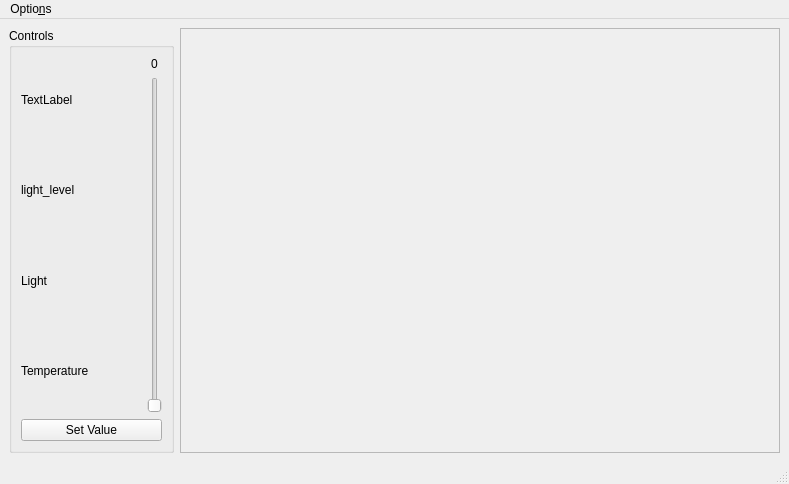
The window that qt5_app/mainwindow.ui (ChatzigeorgiouGroup/OptoWorld) describes before a commit, drawn with Qt 5.
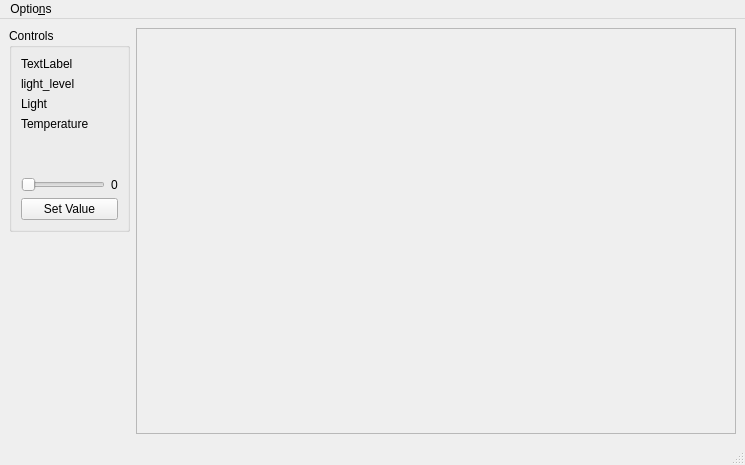
The same window after the commit.

Diff of the .ui file:
```diff
--- a/qt5_app/mainwindow.ui
+++ b/qt5_app/mainwindow.ui
@@ -6,15 +6,15 @@
    <rect>
     <x>0</x>
     <y>0</y>
-    <width>789</width>
-    <height>484</height>
+    <width>734</width>
+    <height>465</height>
    </rect>
   </property>
   <property name="windowTitle">
    <string>MainWindow</string>
   </property>
   <widget class="QWidget" name="centralwidget">
-   <layout class="QGridLayout" name="gridLayout_2">
+   <layout class="QGridLayout" name="gridLayout">
     <item row="0" column="0">
      <widget class="QGroupBox" name="groupBox">
       <property name="sizePolicy">
@@ -26,7 +26,7 @@
       <property name="maximumSize">
        <size>
         <width>200</width>
-        <height>16777215</height>
+        <height>600</height>
        </size>
       </property>
       <property name="title">
@@ -35,8 +35,8 @@
       <property name="alignment">
        <set>Qt::AlignLeading|Qt::AlignLeft|Qt::AlignTop</set>
       </property>
-      <layout class="QGridLayout" name="gridLayout">
-       <item row="0" column="0">
+      <layout class="QVBoxLayout" name="verticalLayout_2">
+       <item>
         <layout class="QVBoxLayout" name="verticalLayout">
          <item>
           <widget class="QLabel" name="label_mqtt_status">
@@ -68,25 +68,28 @@
          </item>
         </layout>
        </item>
-       <item row="0" column="2">
-        <layout class="QVBoxLayout" name="verticalLayout_2">
-         <item>
-          <widget class="QLabel" name="label_light">
-           <property name="text">
-            <string>0</string>
-           </property>
-           <property name="alignment">
-            <set>Qt::AlignCenter</set>
-           </property>
-          </widget>
-         </item>
+       <item>
+        <spacer name="verticalSpacer">
+         <property name="orientation">
+          <enum>Qt::Vertical</enum>
+         </property>
+         <property name="sizeHint" stdset="0">
+          <size>
+           <width>20</width>
+           <height>40</height>
+          </size>
+         </property>
+        </spacer>
+       </item>
+       <item>
+        <layout class="QHBoxLayout" name="horizontalLayout">
          <item>
           <widget class="QSlider" name="slider_light">
            <property name="maximum">
             <number>255</number>
            </property>
            <property name="orientation">
-            <enum>Qt::Vertical</enum>
+            <enum>Qt::Horizontal</enum>
            </property>
            <property name="invertedAppearance">
             <bool>false</bool>
@@ -102,9 +105,19 @@
            </property>
           </widget>
          </item>
+         <item>
+          <widget class="QLabel" name="label_light">
+           <property name="text">
+            <string>0</string>
+           </property>
+           <property name="alignment">
+            <set>Qt::AlignCenter</set>
+           </property>
+          </widget>
+         </item>
         </layout>
        </item>
-       <item row="1" column="0" colspan="3">
+       <item>
         <widget class="QPushButton" name="button_lightswitch">
          <property name="text">
           <string>Set Value</string>
@@ -114,23 +127,10 @@
          </property>
         </widget>
        </item>
-       <item row="0" column="1">
-        <spacer name="horizontalSpacer">
-         <property name="orientation">
-          <enum>Qt::Horizontal</enum>
-         </property>
-         <property name="sizeHint" stdset="0">
-          <size>
-           <width>40</width>
-           <height>20</height>
-          </size>
-         </property>
-        </spacer>
-       </item>
       </layout>
      </widget>
     </item>
-    <item row="0" column="1">
+    <item row="0" column="1" rowspan="2">
      <widget class="QFrame" name="framePlotWidget">
       <property name="minimumSize">
        <size>
@@ -146,6 +146,19 @@
       </property>
      </widget>
     </item>
+    <item row="1" column="0">
+     <spacer name="verticalSpacer_2">
+      <property name="orientation">
+       <enum>Qt::Vertical</enum>
+      </property>
+      <property name="sizeHint" stdset="0">
+       <size>
+        <width>20</width>
+        <height>140</height>
+       </size>
+      </property>
+     </spacer>
+    </item>
    </layout>
   </widget>
   <widget class="QMenuBar" name="menubar">
@@ -153,7 +166,7 @@
     <rect>
      <x>0</x>
      <y>0</y>
-     <width>789</width>
+     <width>734</width>
      <height>30</height>
     </rect>
    </property>
```
